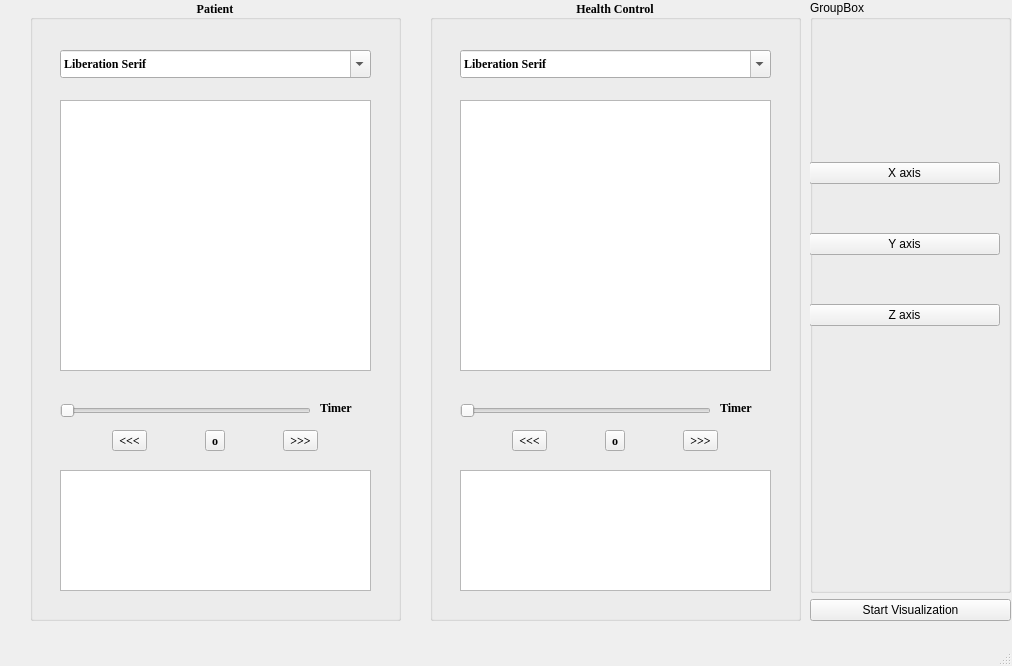
The window that WalkingPatternAnalyseTool/PdVisualization.ui (xuanyi35/WalkingPatternComparison) describes before a commit, drawn with Qt 5.
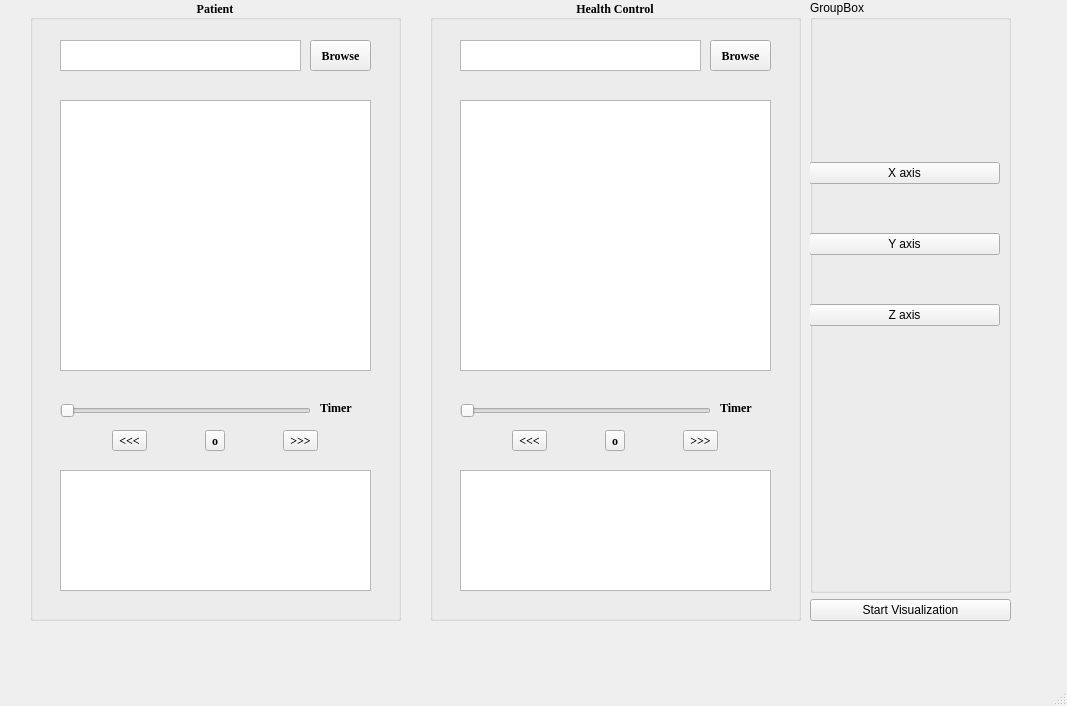
The same window after the commit.

Patch:
```diff
--- a/WalkingPatternAnalyseTool/PdVisualization.ui
+++ b/WalkingPatternAnalyseTool/PdVisualization.ui
@@ -6,8 +6,8 @@
    <rect>
     <x>0</x>
     <y>0</y>
-    <width>1012</width>
-    <height>666</height>
+    <width>1067</width>
+    <height>706</height>
    </rect>
   </property>
   <property name="windowTitle">
@@ -62,16 +62,6 @@
       </rect>
      </property>
     </widget>
-    <widget class="QFontComboBox" name="fontComboBox">
-     <property name="geometry">
-      <rect>
-       <x>30</x>
-       <y>50</y>
-       <width>311</width>
-       <height>28</height>
-      </rect>
-     </property>
-    </widget>
     <widget class="QSlider" name="horizontalSlider">
      <property name="geometry">
       <rect>
@@ -131,6 +121,44 @@
       <string>Timer</string>
      </property>
     </widget>
+    <widget class="QPushButton" name="patient_btn">
+     <property name="geometry">
+      <rect>
+       <x>280</x>
+       <y>40</y>
+       <width>61</width>
+       <height>31</height>
+      </rect>
+     </property>
+     <property name="text">
+      <string>Browse</string>
+     </property>
+    </widget>
+    <widget class="QPlainTextEdit" name="patient_file">
+     <property name="enabled">
+      <bool>true</bool>
+     </property>
+     <property name="geometry">
+      <rect>
+       <x>30</x>
+       <y>40</y>
+       <width>241</width>
+       <height>31</height>
+      </rect>
+     </property>
+     <property name="lineWidth">
+      <number>1</number>
+     </property>
+     <property name="midLineWidth">
+      <number>0</number>
+     </property>
+     <property name="lineWrapMode">
+      <enum>QPlainTextEdit::WidgetWidth</enum>
+     </property>
+     <property name="centerOnScroll">
+      <bool>true</bool>
+     </property>
+    </widget>
    </widget>
    <widget class="QGroupBox" name="groupBox_2">
     <property name="geometry">
@@ -174,16 +202,6 @@
       </rect>
      </property>
     </widget>
-    <widget class="QFontComboBox" name="fontComboBox_2">
-     <property name="geometry">
-      <rect>
-       <x>30</x>
-       <y>50</y>
-       <width>311</width>
-       <height>28</height>
-      </rect>
-     </property>
-    </widget>
     <widget class="QSlider" name="horizontalSlider_2">
      <property name="geometry">
       <rect>
@@ -243,6 +261,35 @@
       <string>Timer</string>
      </property>
     </widget>
+    <widget class="QPushButton" name="HC_btn">
+     <property name="geometry">
+      <rect>
+       <x>280</x>
+       <y>40</y>
+       <width>61</width>
+       <height>31</height>
+      </rect>
+     </property>
+     <property name="text">
+      <string>Browse</string>
+     </property>
+    </widget>
+    <widget class="QPlainTextEdit" name="HC_file">
+     <property name="enabled">
+      <bool>true</bool>
+     </property>
+     <property name="geometry">
+      <rect>
+       <x>30</x>
+       <y>40</y>
+       <width>241</width>
+       <height>31</height>
+      </rect>
+     </property>
+     <property name="lineWrapMode">
+      <enum>QPlainTextEdit::WidgetWidth</enum>
+     </property>
+    </widget>
    </widget>
    <widget class="QWidget" name="verticalLayoutWidget">
     <property name="geometry">
```
Left out of the diff: 4 changed lines with no effect on the pictures.
